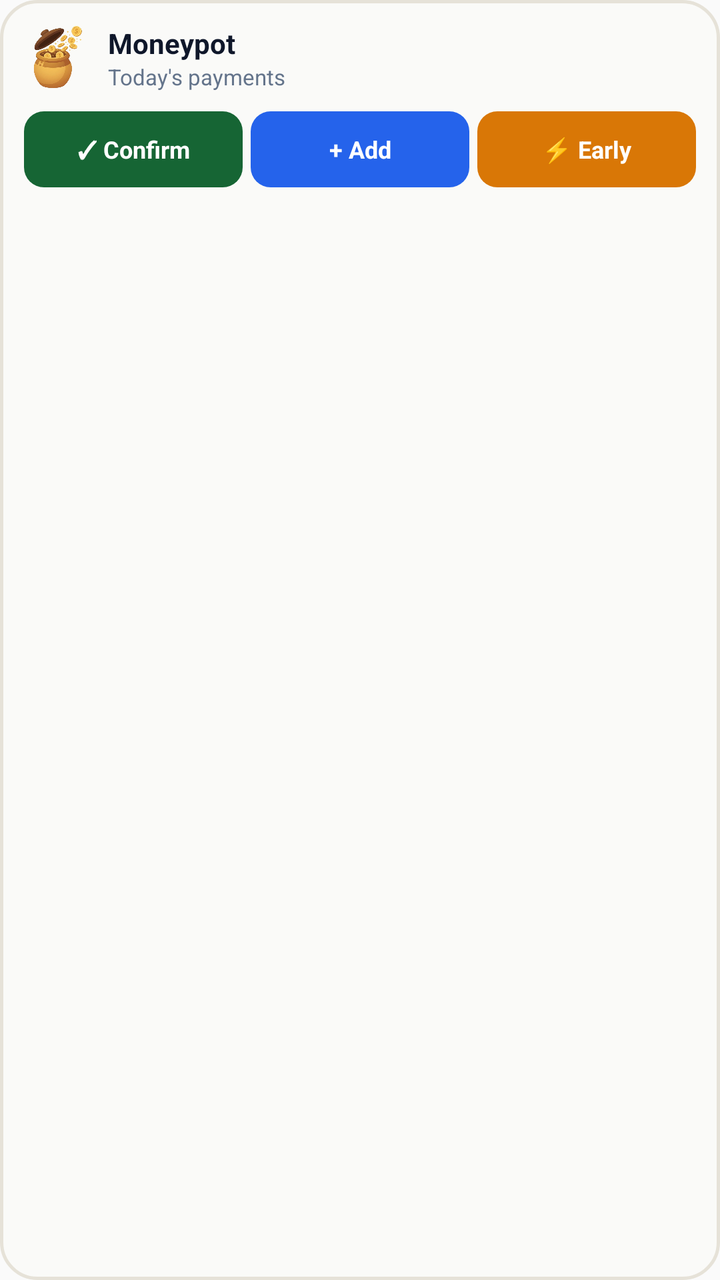
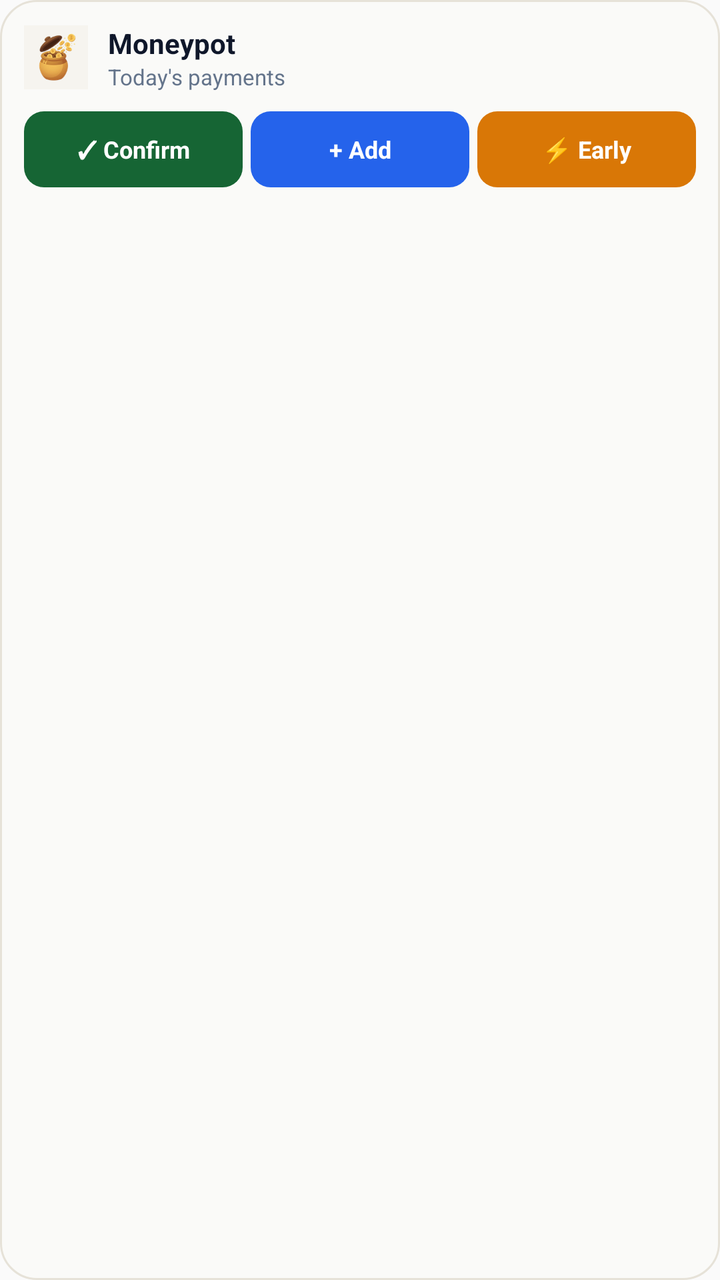

Two renders of the same Android screen: before a commit and after it. Below are the layout's source before the change and the commit's diff.
<!-- AndroidManifest.xml: application theme AppTheme -->
<!-- res/layout/moneypot_widget.xml -->
<?xml version="1.0" encoding="utf-8"?>
<LinearLayout xmlns:android="http://schemas.android.com/apk/res/android"
    android:id="@+id/widget_root"
    android:layout_width="match_parent"
    android:layout_height="match_parent"
    android:orientation="vertical"
    android:background="@drawable/widget_bg"
    android:padding="12dp">

    
    <LinearLayout
        android:id="@+id/widget_header"
        android:layout_width="match_parent"
        android:layout_height="wrap_content"
        android:orientation="horizontal"
        android:gravity="center_vertical">

        <ImageView
            android:id="@+id/widget_logo"
            android:layout_width="32dp"
            android:layout_height="32dp"
            android:src="@drawable/widget_logo"
            android:contentDescription="Moneypot Logo" />

        <LinearLayout
            android:layout_width="0dp"
            android:layout_height="wrap_content"
            android:layout_weight="1"
            android:orientation="vertical"
            android:layout_marginStart="10dp">

            <TextView
                android:id="@+id/widget_title"
                android:layout_width="wrap_content"
                android:layout_height="wrap_content"
                android:text="Moneypot"
                android:textColor="#0F172A"
                android:textSize="14sp"
                android:textStyle="bold" />

            <TextView
                android:id="@+id/widget_status_text"
                android:layout_width="wrap_content"
                android:layout_height="wrap_content"
                android:text="Today's payments"
                android:textColor="#64748B"
                android:textSize="11sp" />
        </LinearLayout>

        <TextView
            android:id="@+id/widget_amount_text"
            android:layout_width="wrap_content"
            android:layout_height="wrap_content"
            android:text=""
            android:textColor="#0F172A"
            android:textSize="13sp"
            android:textStyle="bold" />
    </LinearLayout>

    
    <LinearLayout
        android:layout_width="match_parent"
        android:layout_height="wrap_content"
        android:orientation="horizontal"
        android:layout_marginTop="10dp"
        android:gravity="center">

        <TextView
            android:id="@+id/widget_btn_confirm"
            android:layout_width="0dp"
            android:layout_height="38dp"
            android:layout_weight="1"
            android:layout_marginEnd="4dp"
            android:background="@drawable/widget_btn_confirm_bg"
            android:gravity="center"
            android:text="✓ Confirm"
            android:textColor="#FFFFFF"
            android:textSize="12sp"
            android:textStyle="bold" />

        <TextView
            android:id="@+id/widget_btn_add"
            android:layout_width="0dp"
            android:layout_height="38dp"
            android:layout_weight="1"
            android:layout_marginEnd="4dp"
            android:background="@drawable/widget_btn_add_bg"
            android:gravity="center"
            android:text="+ Add"
            android:textColor="#FFFFFF"
            android:textSize="12sp"
            android:textStyle="bold" />

        <TextView
            android:id="@+id/widget_btn_early"
            android:layout_width="0dp"
            android:layout_height="38dp"
            android:layout_weight="1"
            android:background="@drawable/widget_btn_early_bg"
            android:gravity="center"
            android:text="⚡ Early"
            android:textColor="#FFFFFF"
            android:textSize="12sp"
            android:textStyle="bold" />
    </LinearLayout>

</LinearLayout>
<!-- resources referenced by this layout -->
<resources>
  <!-- drawable widget_bg (drawable) -->
  <?xml version="1.0" encoding="utf-8"?>
  <shape xmlns:android="http://schemas.android.com/apk/res/android"
      android:shape="rectangle">
      <solid android:color="#FAFAF8" />
      <stroke
          android:width="1.5dp"
          android:color="#E6E2D8" />
      <corners android:radius="18dp" />
  </shape>
  <!-- drawable widget_btn_add_bg (drawable) -->
  <?xml version="1.0" encoding="utf-8"?>
  <shape xmlns:android="http://schemas.android.com/apk/res/android"
      android:shape="rectangle">
      <solid android:color="#2563EB" />
      <corners android:radius="10dp" />
  </shape>
  <!-- drawable widget_btn_confirm_bg (drawable) -->
  <?xml version="1.0" encoding="utf-8"?>
  <shape xmlns:android="http://schemas.android.com/apk/res/android"
      android:shape="rectangle">
      <solid android:color="#166534" />
      <corners android:radius="10dp" />
  </shape>
  <!-- drawable widget_btn_early_bg (drawable) -->
  <?xml version="1.0" encoding="utf-8"?>
  <shape xmlns:android="http://schemas.android.com/apk/res/android"
      android:shape="rectangle">
      <solid android:color="#D97706" />
      <corners android:radius="10dp" />
  </shape>
  <!-- drawable widget_logo: png bitmap (drawable, 221404 bytes) -->
  <style name="AppTheme" parent="Theme.AppCompat.DayNight.NoActionBar">
      <item name="android:editTextBackground">@drawable/rn_edit_text_material</item>
      <item name="colorPrimary">@color/colorPrimary</item>
      <item name="android:statusBarColor">@android:color/transparent</item>
      <item name="android:navigationBarColor">@android:color/transparent</item>
    </style>
  <!-- drawable rn_edit_text_material (drawable) -->
  <?xml version="1.0" encoding="utf-8"?>
  <inset xmlns:android="http://schemas.android.com/apk/res/android"
         android:insetLeft="@dimen/abc_edit_text_inset_horizontal_material"
         android:insetRight="@dimen/abc_edit_text_inset_horizontal_material"
         android:insetTop="@dimen/abc_edit_text_inset_top_material"
         android:insetBottom="@dimen/abc_edit_text_inset_bottom_material"
         >
  
      <selector>
          
          <item android:state_enabled="false" android:drawable="@drawable/abc_textfield_default_mtrl_alpha"/>
          <item android:drawable="@drawable/abc_textfield_activated_mtrl_alpha"/>
      </selector>
  
  </inset>
  <color name="colorPrimary">#023c69</color>
</resources>

<!-- the commit's change to res/layout/moneypot_widget.xml (unified diff, before → after) -->
@@ -27,13 +27,14 @@
             android:layout_height="wrap_content"
             android:layout_weight="1"
             android:orientation="vertical"
-            android:layout_marginStart="10dp">
+            android:layout_marginStart="10dp"
+            android:layout_marginLeft="10dp">
 
             <TextView
                 android:id="@+id/widget_title"
                 android:layout_width="wrap_content"
                 android:layout_height="wrap_content"
-                android:text="Moneypot"
+                android:text="@string/widget_title"
                 android:textColor="#0F172A"
                 android:textSize="14sp"
                 android:textStyle="bold" />
@@ -42,7 +43,7 @@
                 android:id="@+id/widget_status_text"
                 android:layout_width="wrap_content"
                 android:layout_height="wrap_content"
-                android:text="Today's payments"
+                android:text="@string/widget_status_default"
                 android:textColor="#64748B"
                 android:textSize="11sp" />
         </LinearLayout>
@@ -71,9 +72,10 @@
             android:layout_height="38dp"
             android:layout_weight="1"
             android:layout_marginEnd="4dp"
+            android:layout_marginRight="4dp"
             android:background="@drawable/widget_btn_confirm_bg"
             android:gravity="center"
-            android:text="✓ Confirm"
+            android:text="@string/widget_btn_confirm"
             android:textColor="#FFFFFF"
             android:textSize="12sp"
             android:textStyle="bold" />
@@ -84,9 +86,10 @@
             android:layout_height="38dp"
             android:layout_weight="1"
             android:layout_marginEnd="4dp"
+            android:layout_marginRight="4dp"
             android:background="@drawable/widget_btn_add_bg"
             android:gravity="center"
-            android:text="+ Add"
+            android:text="@string/widget_btn_add"
             android:textColor="#FFFFFF"
             android:textSize="12sp"
             android:textStyle="bold" />
@@ -98,7 +101,7 @@
             android:layout_weight="1"
             android:background="@drawable/widget_btn_early_bg"
             android:gravity="center"
-            android:text="⚡ Early"
+            android:text="@string/widget_btn_early"
             android:textColor="#FFFFFF"
             android:textSize="12sp"
             android:textStyle="bold" />
<!-- resource entries referenced after the edit -->
@@ -6,7 +6,7 @@
       android:shape="rectangle">
       <solid android:color="#FAFAF8" />
       <stroke
-          android:width="1.5dp"
+          android:width="1dp"
           android:color="#E6E2D8" />
       <corners android:radius="18dp" />
   </shape>
@@ -31,7 +31,12 @@
       <solid android:color="#D97706" />
       <corners android:radius="10dp" />
   </shape>
-  <!-- drawable widget_logo: png bitmap (drawable, 221404 bytes) -->
+  <!-- drawable widget_logo: png bitmap (drawable, 2783 bytes) -->
+  <string name="widget_btn_add">+ Add</string>
+  <string name="widget_btn_confirm">✓ Confirm</string>
+  <string name="widget_btn_early">⚡ Early</string>
+  <string name="widget_status_default">Today\'s payments</string>
+  <string name="widget_title">Moneypot</string>
   <style name="AppTheme" parent="Theme.AppCompat.DayNight.NoActionBar">
       <item name="android:editTextBackground">@drawable/rn_edit_text_material</item>
       <item name="colorPrimary">@color/colorPrimary</item>
